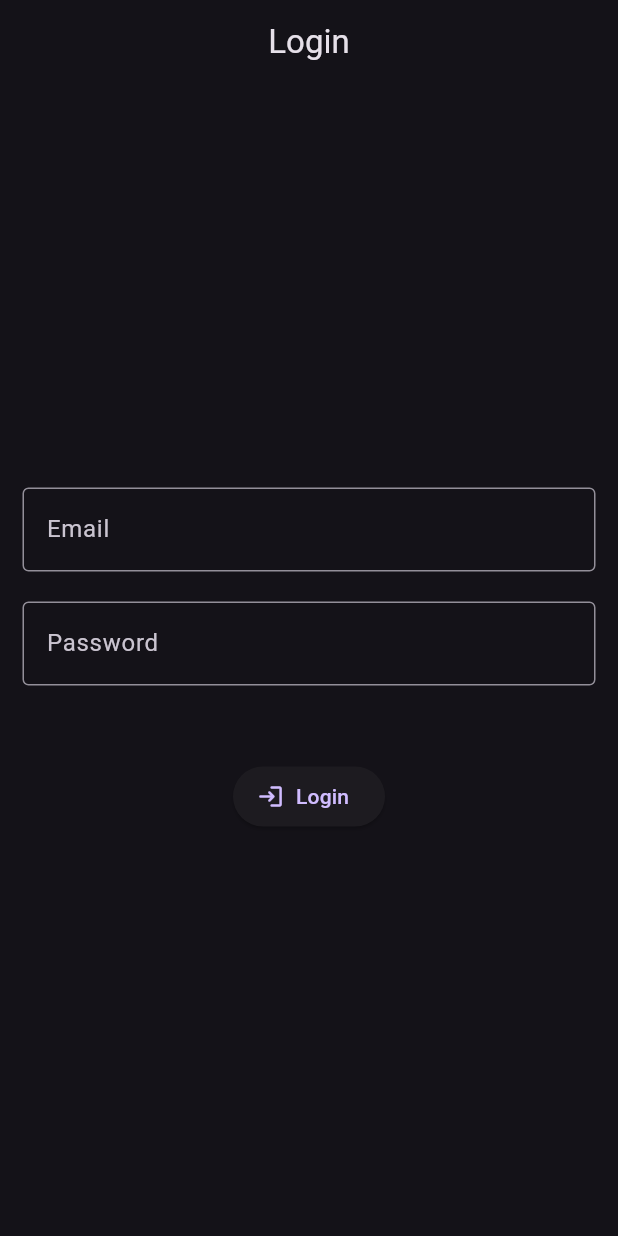
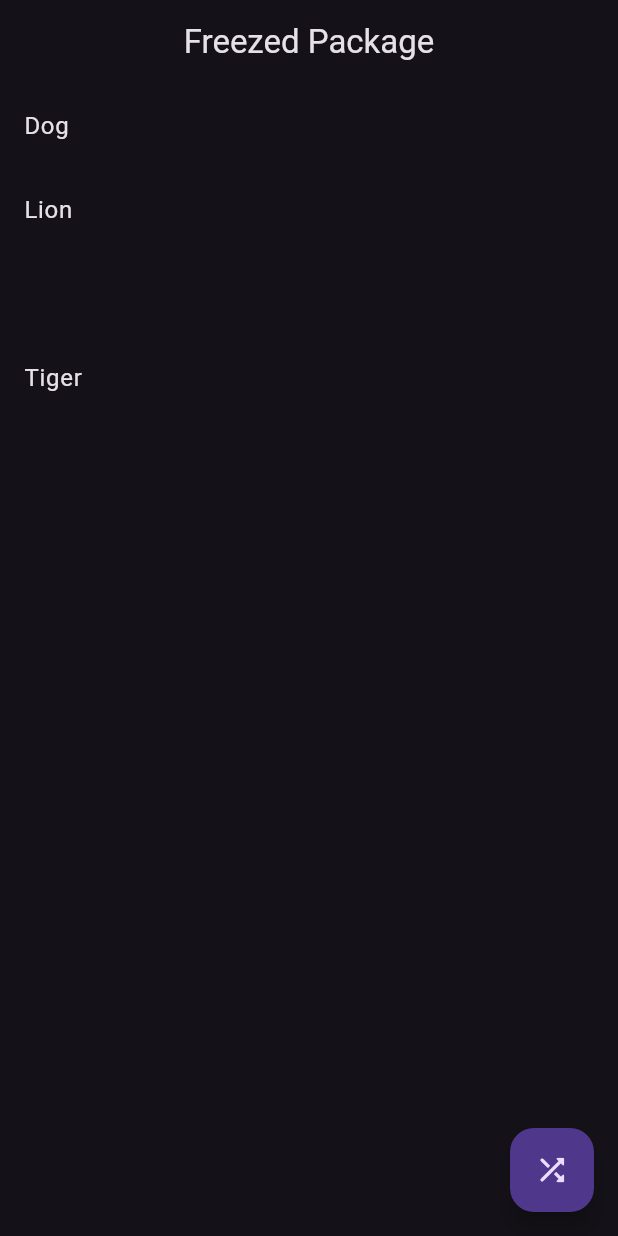
Before and after one commit to mraj555/BlocLabs, a Flutter app: the screen it shows after launch, on a phone screen of 412 x 824 dp. Run offline on Flutter 3.47's test engine with Material 3 defaults, Android fonts, the phone set to English and light mode, and no system bars; our stand-ins replace bloc, equatable, flutter_bloc, freezed_annotation, image_picker.

Commit message:
feat: Demonstrate Freezed package for data classes
This commit introduces a demonstration of the `freezed` package for creating immutable data classes in Flutter.

**Key Changes:**

-   **Dependencies:**
    -   Added `freezed`, `freezed_annotation`, `json_annotation`, `build_runner`, and `json_serializable` to `pubspec.yaml` to support code generation for data models.

-   **Models:**
    -   `animal_model.dart`: A new data model created using the `@freezed` annotation. This automatically generates `copyWith`, `==` operator, `hashCode`, `toString`, and `fromJson`/`toJson` methods.
    -   `person_model.dart`: A traditional model class is included for comparison, showing the boilerplate code that `freezed` eliminates (e.g., manual implementation of `copyWith`, `==`, `hashCode`, `fromJson`, `toJson`).

-   **UI (`FreezedPackageDemo`):**
    -   A new screen (`freezed_package_demo.dart`) is created to display a list of `AnimalModel` objects.
    -   Demonstrates deserializing a list of JSON objects into `AnimalModel` instances.
    -   The `FloatingActionButton` contains commented-out code showing how `freezed` simplifies object comparison, `copyWith` usage, and JSON serialization.

-   **App Integration:**
    -   Updated `main.dart` to set `FreezedPackageDemo` as the new home screen for the application.

```diff
--- /dev/null
+++ b/lib/freezed_package_demo/model/animal/animal_model.dart
@@ -0,0 +1,12 @@
+import 'package:freezed_annotation/freezed_annotation.dart';
+
+part 'animal_model.freezed.dart';
+
+part 'animal_model.g.dart';
+
+@freezed
+abstract class AnimalModel with _$AnimalModel {
+  const factory AnimalModel({@Default('') String name, @Default(0) int age, @Default([]) List<String> petName}) = _AnimalModel;
+
+  factory AnimalModel.fromJson(Map<String, dynamic> json) => _$AnimalModelFromJson(json);
+}
--- /dev/null
+++ b/lib/freezed_package_demo/model/person_model.dart
@@ -0,0 +1,30 @@
+///Model class without using freezed package (we have to write all this method manually)
+class PersonModel {
+  String? name;
+
+  PersonModel({this.name});
+
+  @override
+  bool operator ==(Object other) =>
+      identical(this, other) || other is PersonModel && runtimeType == other.runtimeType && name == other.name;
+
+  @override
+  int get hashCode => name.hashCode;
+
+  PersonModel.fromJson(Map<String, dynamic> json) {
+    name = json['name'];
+  }
+
+  Map<String, dynamic> toJson() {
+    final Map<String, dynamic> data = <String, dynamic>{};
+    data['name'] = name;
+    return data;
+  }
+
+  PersonModel copyWith({String? name}) => PersonModel(name: name ?? this.name);
+
+  @override
+  String toString() {
+    return 'Person(name: $name)';
+  }
+}
--- /dev/null
+++ b/lib/freezed_package_demo/ui/freezed_package_demo.dart
@@ -0,0 +1,70 @@
+import 'dart:developer';
+
+import 'package:bloclabs/freezed_package_demo/model/animal/animal_model.dart';
+import 'package:bloclabs/freezed_package_demo/model/animal/animal_model.dart';
+import 'package:bloclabs/freezed_package_demo/model/animal/animal_model.dart';
+import 'package:bloclabs/freezed_package_demo/model/animal/animal_model.dart';
+import 'package:bloclabs/freezed_package_demo/model/animal/animal_model.dart';
+import 'package:bloclabs/freezed_package_demo/model/person_model.dart';
+import 'package:flutter/material.dart';
+
+class FreezedPackageDemo extends StatefulWidget {
+  const FreezedPackageDemo({super.key});
+
+  @override
+  State<FreezedPackageDemo> createState() => _FreezedPackageDemoState();
+}
+
+class _FreezedPackageDemoState extends State<FreezedPackageDemo> {
+  List<PersonModel> persons = <PersonModel>[PersonModel(name: null), PersonModel(name: 'Flutter'), PersonModel(name: 'Dart')];
+
+  List<Map<String, dynamic>> data = [
+    {'name': 'Dog'},
+    {'name': 'Lion'},
+    {'name': null},
+    {'name': 'Tiger'},
+  ];
+
+  List<AnimalModel> animals = [];
+
+  @override
+  void initState() {
+    animals.addAll(data.map((e) => AnimalModel.fromJson(e)).toList());
+    super.initState();
+  }
+
+  @override
+  Widget build(BuildContext context) {
+    return SafeArea(
+      child: Scaffold(
+        appBar: AppBar(centerTitle: true, title: Text("Freezed Package")),
+        body: ListView.builder(
+          // itemCount: persons.length,
+          // itemBuilder: (context, index) => ListTile(title: Text(persons[index].name!)),
+          itemCount: animals.length,
+          itemBuilder: (context, index) => ListTile(title: Text(animals[index].name)),
+        ),
+        floatingActionButton: FloatingActionButton(
+          onPressed: () {
+            // PersonModel person = PersonModel(name: "John");
+            // PersonModel person1 = PersonModel(name: "John");
+
+            // log("${person.hashCode}", name: "Hashcode");
+            // log("${person1.hashCode}", name: "Hashcode 1");
+            //
+            // log("${person == person1}", name: "Comparison");
+
+            Map<String, dynamic> data = {'name': "Mr.AJ"};
+
+            PersonModel model = PersonModel.fromJson(data);
+            log("${model.name}", name: "Name");
+
+            model = model.copyWith(name: "White Devil");
+            log("${model.name}", name: "Updated Name");
+          },
+          child: Icon(Icons.shuffle_rounded),
+        ),
+      ),
+    );
+  }
+}
--- a/lib/main.dart
+++ b/lib/main.dart
@@ -6,6 +6,7 @@ import 'package:bloclabs/favourite_app/repository/favourite_repository.dart';
 import 'package:bloclabs/favourite_app/ui/favourite_app_screen.dart';
 import 'package:bloclabs/filter_api_list_demo/bloc/filter_posts_bloc.dart';
 import 'package:bloclabs/filter_api_list_demo/ui/filter_posts_screen.dart';
+import 'package:bloclabs/freezed_package_demo/ui/freezed_package_demo.dart';
 import 'package:bloclabs/get_api_demo/bloc/posts_bloc.dart';
 import 'package:bloclabs/get_api_demo/ui/posts_screen.dart';
 import 'package:bloclabs/image_picker_demo/bloc/image_picker_bloc.dart';
@@ -67,7 +68,7 @@ class MyApp extends StatelessWidget {
       child: MaterialApp(
         debugShowCheckedModeBanner: false,
         theme: ThemeData(useMaterial3: true, brightness: Brightness.dark),
-        home: LoginScreen(),
+        home: FreezedPackageDemo(),
       ),
     );
   }
--- a/pubspec.yaml
+++ b/pubspec.yaml
@@ -39,6 +39,8 @@ dependencies:
   flutter_bloc: ^9.1.1
   image_picker: ^1.2.0
   http: ^1.5.0
+  freezed_annotation: ^3.1.0
+  json_annotation: ^4.9.0
 
 dev_dependencies:
   flutter_test:
@@ -50,6 +52,9 @@ dev_dependencies:
   # package. See that file for information about deactivating specific lint
   # rules and activating additional ones.
   flutter_lints: ^5.0.0
+  build_runner: ^2.9.0
+  freezed: ^3.2.3
+  json_serializable: ^6.11.1
 
 # For information on the generic Dart part of this file, see the
 # following page: https://dart.dev/tools/pub/pubspec
```
Also changed, not shown: lib/freezed_package_demo/model/animal/animal_model.freezed.dart (added), lib/freezed_package_demo/model/animal/animal_model.g.dart (added), pubspec.lock.
